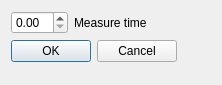
The window that GUI3/MMS_Control/measuredialog.ui (casper2002casper/MSS) describes before a commit, drawn with Qt 5.
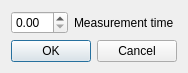
The same window after the commit.

```diff
--- a/GUI3/MMS_Control/measuredialog.ui
+++ b/GUI3/MMS_Control/measuredialog.ui
@@ -14,6 +14,9 @@
    <string>Dialog</string>
   </property>
   <layout class="QFormLayout" name="formLayout">
+   <property name="sizeConstraint">
+    <enum>QLayout::SetFixedSize</enum>
+   </property>
    <item row="0" column="0">
     <layout class="QHBoxLayout" name="horizontalLayout">
      <item>
@@ -22,7 +25,7 @@
      <item>
       <widget class="QLabel" name="label">
        <property name="text">
-        <string>Measure time</string>
+        <string>Measurement time</string>
        </property>
       </widget>
      </item>
```
Left out of the diff: 4 changed lines with no effect on the pictures.
